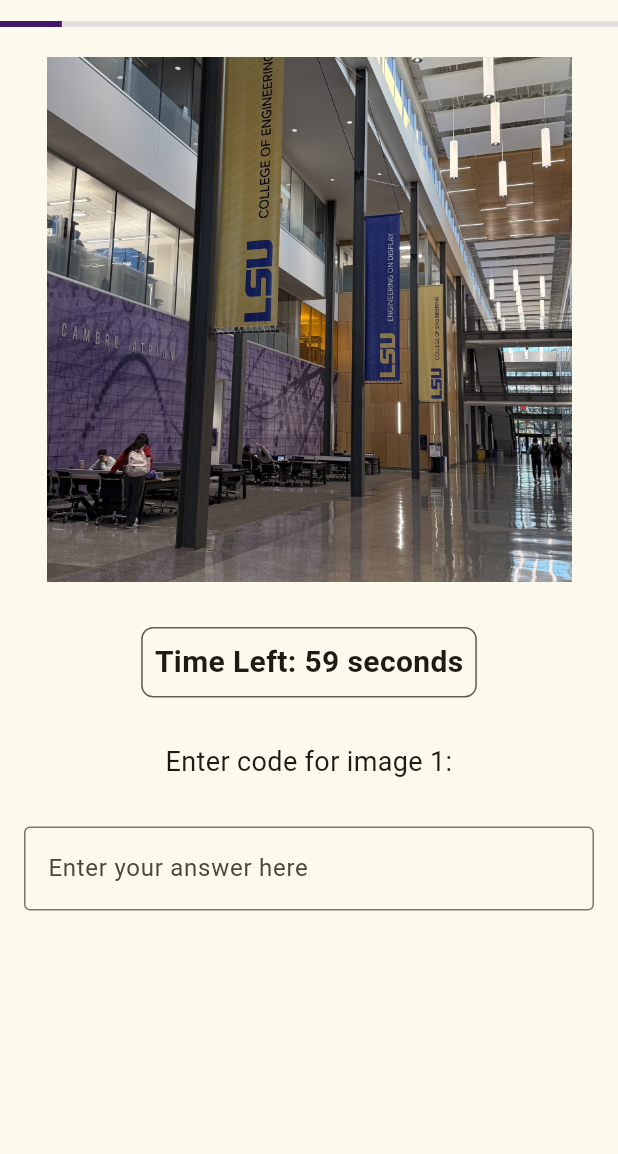
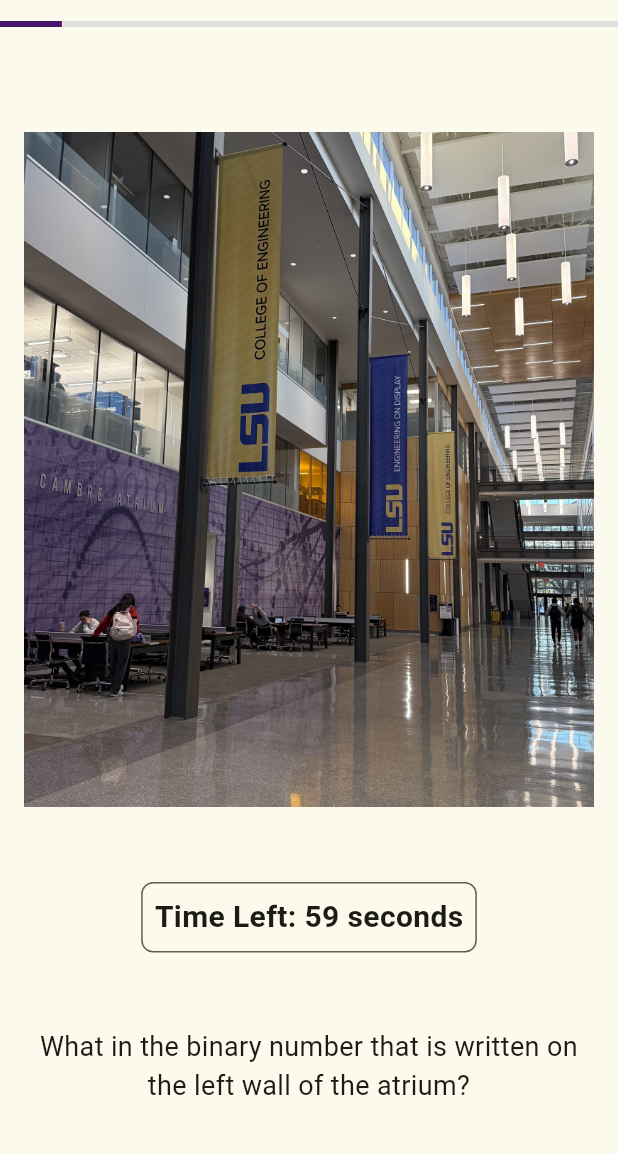
Before and after one commit to csc-4330/scavenger-hunt-4330, a Flutter app: the HintPage screen opened by its route, on a phone screen of 412 x 824 dp, the part 63-1217 px from its top. Run offline on Flutter 3.47's test engine with Material 3 defaults, Android fonts, the phone set to English and light mode, and no system bars.

Commit message:
Update hint_page.dart with more content

```diff
--- a/scavenger_hunt_4330/lib/hint_page.dart
+++ b/scavenger_hunt_4330/lib/hint_page.dart
@@ -15,12 +15,23 @@ class HintPageState extends State<HintPage> {
   final List<String> imagePaths =
       List.generate(10, (index) => 'assets/image${index + 1}.jpg');
 
-  final List<String> prompts =
-      List.generate(10, (index) => 'Enter code for image ${index + 1}:');
+  final List<String> prompts = [
+  "What in the binary number that is written on the left wall of the atrium?",
+  "What is the room number for the BASF lab?",
+  "How many purple sponsor banners are on the sponsor wall?",
+  "How many wooden steps are there in the capstone stairs?",
+  "What year was the Tau Beta Pi LSU chapter founded?",
+  "What is the maximum occupancy at Panera Bread?",
+  "What follows OTP- at the distillery on the second floor?",
+  "What floor is Professor Shepherd's office on? (ex: 1st, 2nd, 3rd)",
+  "What is the room number of the Computer Science office in PFT?",
+  "What year did Patrick F. Taylor pass away?"
+  ];
+
 
   final List<String> expectedAnswers = [
-    'code1', 'code2', 'code3', 'code4', 'code5',
-    'code6', 'code7', 'code8', 'code9', 'code10'
+    '101010010', '1154', '9', '11', '1936',
+    '88', 'DC15S', '3rd', '3325', '2004'
   ];
 
   int currentIndex = 0;
@@ -167,13 +178,14 @@ void nextPage() {
               padding: const EdgeInsets.symmetric(horizontal: 16.0),
               child: Column(
                 children: [
+                  const SizedBox(height: 50), // Moves images further down
                   Image.asset(
                     imagePaths[currentIndex],
-                    width: 350,
-                    height: 350,
+                    width: 450, // Increased size
+                    height: 450, // Increased size
                     fit: BoxFit.cover,
                   ),
-                  const SizedBox(height: 30),
+                  const SizedBox(height: 50), // More spacing
                   if (widget.difficulty != "casual")
                     Container(
                       padding: const EdgeInsets.all(8.0),
@@ -186,13 +198,13 @@ void nextPage() {
                         style: const TextStyle(fontSize: 20, fontWeight: FontWeight.bold),
                       ),
                     ),
-                  const SizedBox(height: 30),
+                  const SizedBox(height: 50), // More spacing
                   Text(
                     prompts[currentIndex],
                     style: const TextStyle(fontSize: 18),
                     textAlign: TextAlign.center,
                   ),
-                  const SizedBox(height: 30),
+                  const SizedBox(height: 50), // More spacing
                   TextField(
                     controller: _controller,
                     onChanged: _checkAnswer,
@@ -201,7 +213,7 @@ void nextPage() {
                       hintText: 'Enter your answer here',
                     ),
                   ),
-                  const SizedBox(height: 30),
+                  const SizedBox(height: 50), // More spacing
                 ],
               ),
             ),
```
